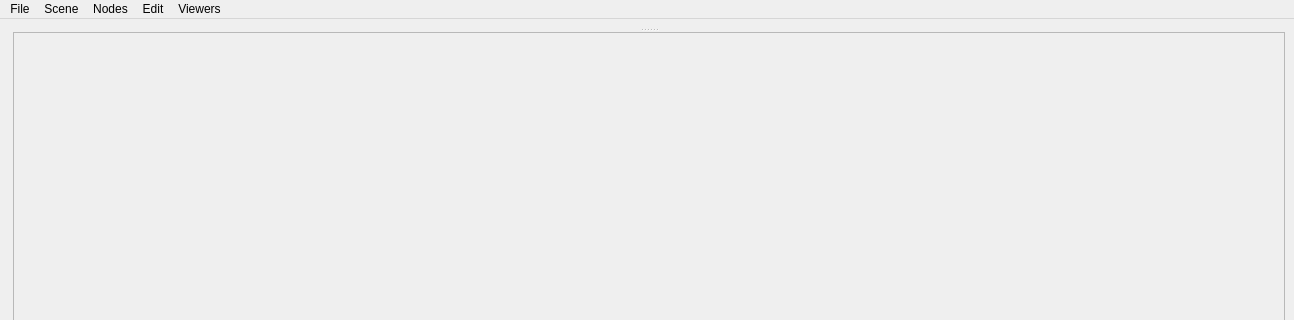
The window that ui/tangle.ui (nielsvaes/tangle) describes before a commit, drawn with Qt 5; both pictures show x 0 to 1294 and y 0 to 320 of the 1294 by 916 pixel window.
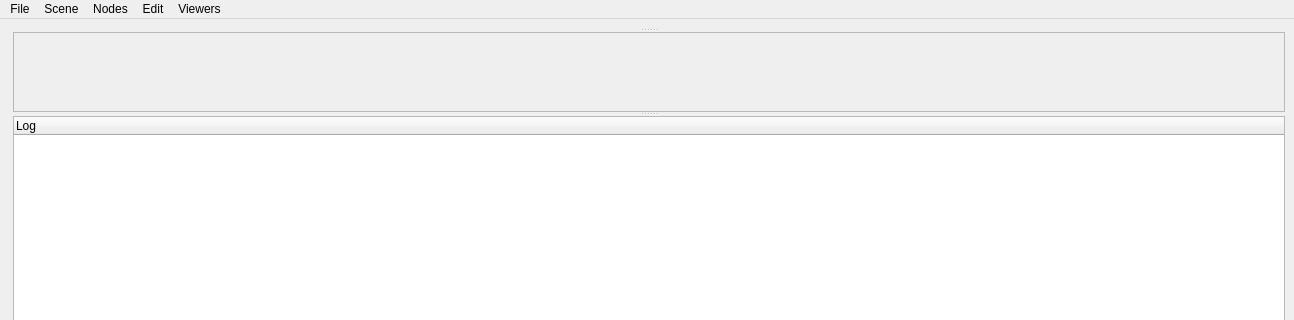
The same window after the commit. Icons and pictures are not drawn.

Commit message: Adding about dialog

Patch:
```diff
--- a/ui/tangle.ui
+++ b/ui/tangle.ui
@@ -24,9 +24,6 @@
    <layout class="QGridLayout" name="gridLayout_2">
     <item row="0" column="0">
      <widget class="QSplitter" name="horizontal_splitter">
-      <property name="frameShadow">
-       <enum>QFrame::Raised</enum>
-      </property>
       <property name="orientation">
        <enum>Qt::Horizontal</enum>
       </property>
@@ -49,8 +46,8 @@
           <rect>
            <x>0</x>
            <y>0</y>
-           <width>1170</width>
-           <height>784</height>
+           <width>446</width>
+           <height>136</height>
           </rect>
          </property>
          <layout class="QGridLayout" name="gridLayout">
@@ -67,6 +64,19 @@
          </layout>
         </widget>
        </widget>
+       <widget class="QWidget" name="layoutWidget_2">
+        <layout class="QVBoxLayout" name="log_layout">
+         <item>
+          <widget class="QTreeWidget" name="tree_log">
+           <column>
+            <property name="text">
+             <string>Log</string>
+            </property>
+           </column>
+          </widget>
+         </item>
+        </layout>
+       </widget>
       </widget>
      </widget>
     </item>
```
Left out of the diff: 15 changed lines with no effect on the pictures. The commit also changes 3 other files.
